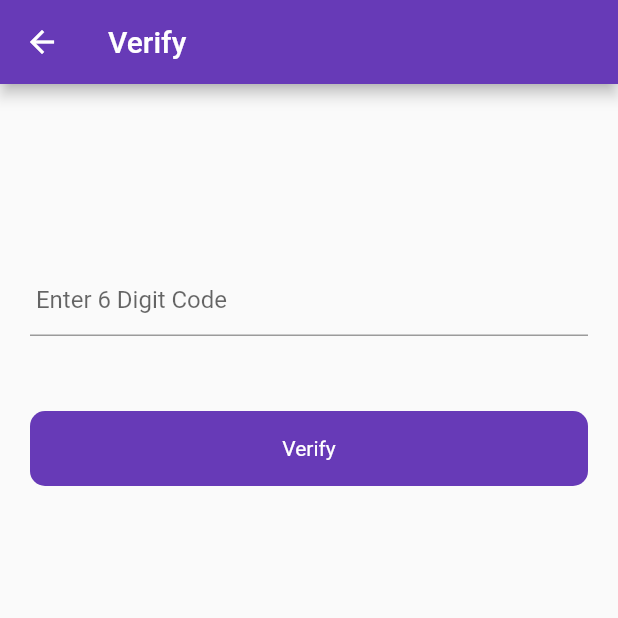
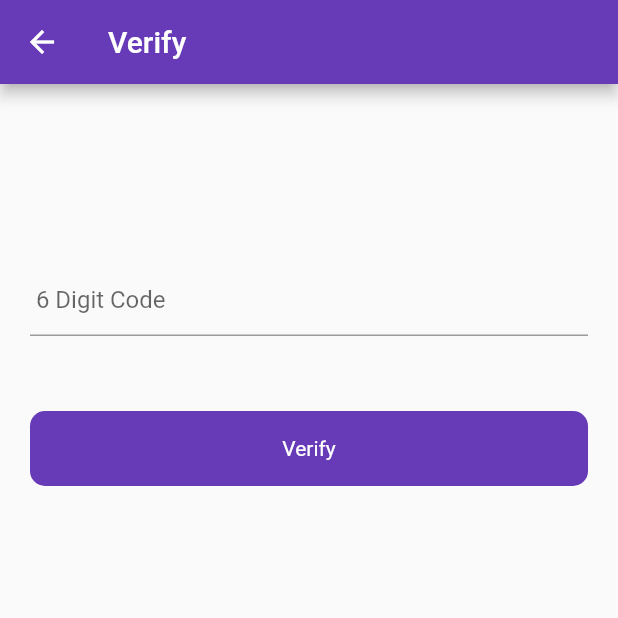
Before and after one commit to shauryagupta45/moody, a Flutter app: the VerifyCodeScreen screen opened directly with empty values, on a phone screen of 412 x 824 dp, the top half of it. Run offline on Flutter 3.47's test engine with Material 2 defaults, Android fonts, the phone set to English and light mode, and no system bars; our stand-ins replace cloud_firestore, firebase_auth, firebase_core, firebase_storage, fluttertoast; accounts and stored records are empty; network calls fail.

Commit message:
daily commit

```diff
--- a/lib/UI/auth/verify_code.dart
+++ b/lib/UI/auth/verify_code.dart
@@ -31,7 +31,7 @@ class _VerifyCodeScreenState extends State<VerifyCodeScreen> {
               controller: verificationCodeController,
               keyboardType: TextInputType.number,
               decoration: const InputDecoration(
-                hintText: " Enter 6 Digit Code",
+                hintText: " 6 Digit Code",
               ),
             ),
             const SizedBox(height: 50),
@@ -48,6 +48,7 @@ class _VerifyCodeScreenState extends State<VerifyCodeScreen> {
 
                 try {
                   await auth.signInWithCredential(credentials);
+
                   Navigator.push(context,
                       MaterialPageRoute(builder: (context) => PostScreen()));
                 } catch (e) {
```
Also changed, not shown: lib/UI/auth/login_phone.dart (+8 -6 lines).
